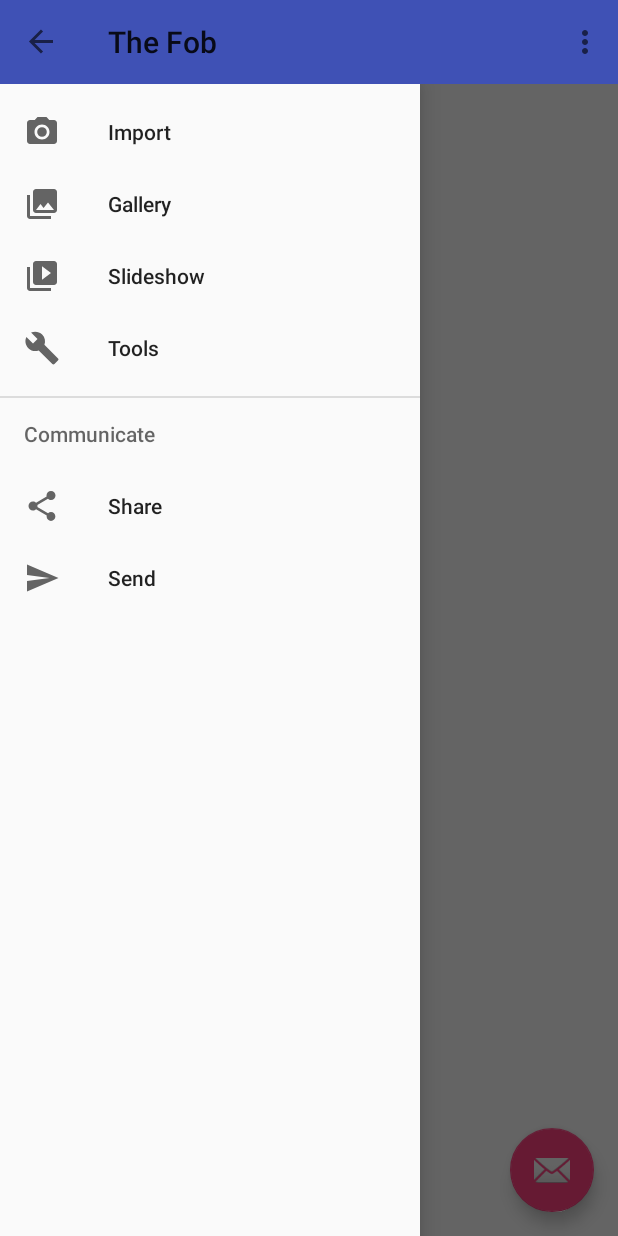
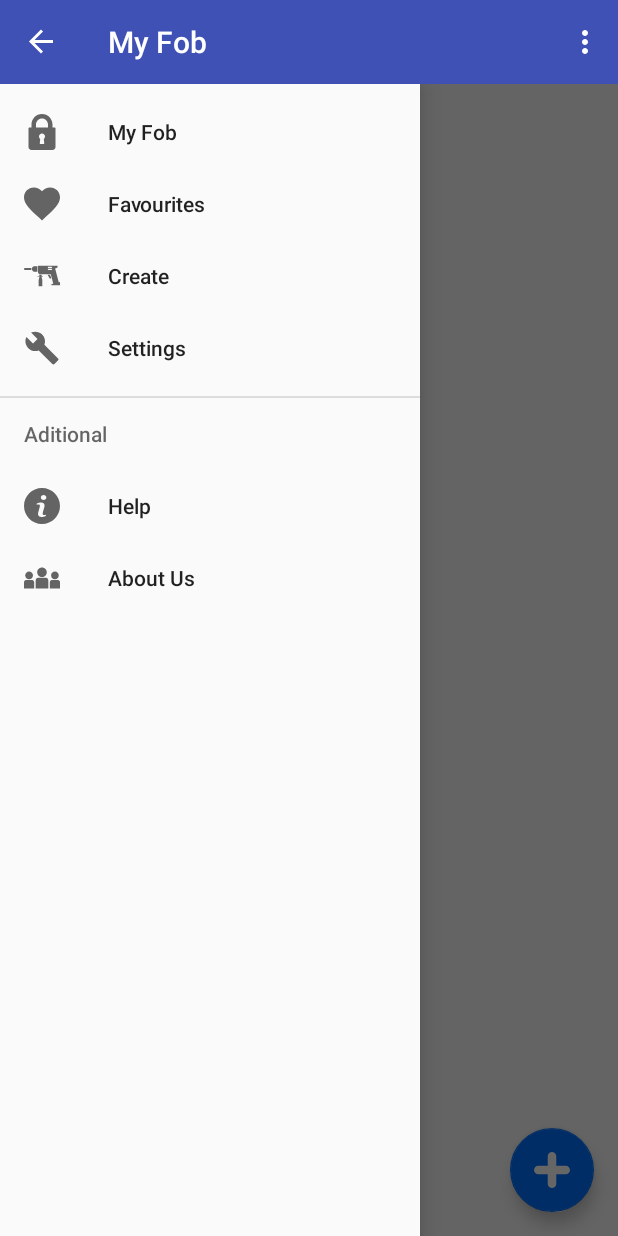
Before and after one commit to Ha5h-Code/The-Fob, an Android app: the MenuActivity screen opened directly, with no data from a screen before it, with the side drawer open, on a phone screen of 412 x 824 dp. Run offline under Robolectric (Android 15) with nearby library versions, the light colour scheme and no system bars.

Commit message:
modified the menu activity

```diff
--- a/app/src/main/AndroidManifest.xml
+++ b/app/src/main/AndroidManifest.xml
@@ -16,7 +16,8 @@
         android:theme="@style/AppTheme">
         <activity
             android:name=".contentActivities.MenuActivity"
-            android:theme="@style/AppTheme.NoActionBar" />
+            android:theme="@style/AppTheme.NoActionBar"
+            android:label="My Fob"/>
         <activity
             android:name=".login.LoginActivity"
             android:label="@string/app_name"
--- /dev/null
+++ b/app/src/main/res/drawable/ic_about_us.xml
@@ -0,0 +1,9 @@
+<vector android:height="24dp" android:viewportHeight="502.643"
+    android:viewportWidth="502.643" android:width="24dp" xmlns:android="http://schemas.android.com/apk/res/android">
+    <path android:fillColor="#333333" android:pathData="M251.256,237.591c37.166,0 67.042,-30.048 67.042,-66.977c0.043,-37.037 -29.876,-66.999 -67.042,-66.999c-36.908,0 -66.869,29.962 -66.869,66.999C184.387,207.587 214.349,237.591 251.256,237.591z"/>
+    <path android:fillColor="#333333" android:pathData="M305.032,248.506H197.653c-19.198,0 -34.923,17.602 -34.923,39.194v107.854c0,1.186 0.604,2.243 0.669,3.473h175.823c0.129,-1.229 0.626,-2.286 0.626,-3.473V287.7C339.912,266.108 324.187,248.506 305.032,248.506z"/>
+    <path android:fillColor="#333333" android:pathData="M431.588,269.559c29.832,0 53.754,-24.008 53.754,-53.668s-23.922,-53.711 -53.754,-53.711c-29.617,0 -53.582,24.051 -53.582,53.711C377.942,245.53 401.972,269.559 431.588,269.559z"/>
+    <path android:fillColor="#333333" android:pathData="M474.708,278.317h-86.046c-15.445,0 -28.064,14.107 -28.064,31.472v86.413c0,0.928 0.453,1.812 0.518,2.826h141.03c0.065,-1.014 0.496,-1.898 0.496,-2.826v-86.413C502.707,292.424 490.11,278.317 474.708,278.317z"/>
+    <path android:fillColor="#333333" android:pathData="M71.011,269.559c29.789,0 53.733,-24.008 53.733,-53.668S100.8,162.18 71.011,162.18c-29.638,0 -53.603,24.051 -53.603,53.711S41.373,269.559 71.011,269.559L71.011,269.559z"/>
+    <path android:fillColor="#333333" android:pathData="M114.109,278.317H27.977C12.576,278.317 0,292.424 0,309.789v86.413c0,0.928 0.453,1.812 0.539,2.826h141.03c0.065,-1.014 0.475,-1.898 0.475,-2.826v-86.413C142.087,292.424 129.489,278.317 114.109,278.317z"/>
+</vector>
--- /dev/null
+++ b/app/src/main/res/drawable/ic_add.xml
@@ -0,0 +1,4 @@
+<vector android:height="24dp" android:viewportHeight="42"
+    android:viewportWidth="42" android:width="24dp" xmlns:android="http://schemas.android.com/apk/res/android">
+    <path android:fillColor="#ffffff" android:pathData="M37.059,16H26V4.941C26,2.224 23.718,0 21,0s-5,2.224 -5,4.941V16H4.941C2.224,16 0,18.282 0,21s2.224,5 4.941,5H16v11.059C16,39.776 18.282,42 21,42s5,-2.224 5,-4.941V26h11.059C39.776,26 42,23.718 42,21S39.776,16 37.059,16z"/>
+</vector>
--- /dev/null
+++ b/app/src/main/res/drawable/ic_create.xml
@@ -0,0 +1,8 @@
+<vector android:height="24dp" android:viewportHeight="564.188"
+    android:viewportWidth="564.188" android:width="24dp" xmlns:android="http://schemas.android.com/apk/res/android">
+    <path android:fillColor="#333333" android:pathData="M14.306,186.469H114.75v-28.688H14.306C6.417,157.781 0,164.198 0,172.096C0,180.052 6.417,186.469 14.306,186.469z"/>
+    <path android:fillColor="#333333" android:pathData="M239.062,262.969l0,19.125l-9.562,0l-19.125,0l0,9.562l33.765,0l-14.64,53.235l0,99.765l57.375,0l0,-99.813l-13.301,-53.187l22.864,0l0,-9.562l-19.126,0l0,-19.125z"/>
+    <path android:fillColor="#333333" android:pathData="M426.984,320.344l-8.242,-31.509l-15.166,-25.866l-33.402,0l33.363,57.375z"/>
+    <path android:fillColor="#333333" android:pathData="M129.409,148.219l-5.097,4.714l0,4.848l0,28.688l0,0.678l8.243,8.884l17.748,19.125l60.072,0l0,-86.062l-60.292,0z"/>
+    <path android:fillColor="#333333" android:pathData="M487.793,164.791l38.145,-15.042v-30.217h-43.031h-19.125H248.625h-28.688v9.562v86.062v9.562v7l9.562,11.188l8.97,10.5h0.593h38.25h9.562h66.688h4.132h6.923h33.354h3.309h7.784h10.289l8.301,31.699l6.617,25.274l2.323,8.893l0.269,1.071l2.505,9.562l18.953,72.407l-28.009,6.837v16.381h133.875v-49.056l-19.737,4.819L487.793,164.791zM372.938,145.828c0,-3.959 3.213,-7.172 7.172,-7.172h52.594c3.959,0 7.172,3.213 7.172,7.172v4.781c0,3.959 -3.213,7.172 -7.172,7.172h-52.594c-3.959,0 -7.172,-3.213 -7.172,-7.172V145.828zM380.109,186.469c-3.959,0 -7.172,-3.213 -7.172,-7.172v-4.781c0,-3.959 3.213,-7.172 7.172,-7.172h52.594c3.959,0 7.172,3.213 7.172,7.172v4.781c0,3.959 -3.213,7.172 -7.172,7.172H380.109z"/>
+</vector>
--- /dev/null
+++ b/app/src/main/res/drawable/ic_favorite.xml
@@ -0,0 +1,4 @@
+<vector android:height="24dp" android:viewportHeight="510"
+    android:viewportWidth="510" android:width="24dp" xmlns:android="http://schemas.android.com/apk/res/android">
+    <path android:fillColor="#333333" android:pathData="M255,489.6l-35.7,-35.7C86.7,336.6 0,257.55 0,160.65C0,81.6 61.2,20.4 140.25,20.4c43.35,0 86.7,20.4 114.75,53.55C283.05,40.8 326.4,20.4 369.75,20.4C448.8,20.4 510,81.6 510,160.65c0,96.9 -86.7,175.95 -219.3,293.25L255,489.6z"/>
+</vector>
--- /dev/null
+++ b/app/src/main/res/drawable/ic_help.xml
@@ -0,0 +1,4 @@
+<vector android:height="24dp" android:viewportHeight="23.625"
+    android:viewportWidth="23.625" android:width="24dp" xmlns:android="http://schemas.android.com/apk/res/android">
+    <path android:fillColor="#333333" android:pathData="M11.812,0C5.289,0 0,5.289 0,11.812s5.289,11.813 11.812,11.813s11.813,-5.29 11.813,-11.813S18.335,0 11.812,0zM14.271,18.307c-0.608,0.24 -1.092,0.422 -1.455,0.548c-0.362,0.126 -0.783,0.189 -1.262,0.189c-0.736,0 -1.309,-0.18 -1.717,-0.539s-0.611,-0.814 -0.611,-1.367c0,-0.215 0.015,-0.435 0.045,-0.659c0.031,-0.224 0.08,-0.476 0.147,-0.759l0.761,-2.688c0.067,-0.258 0.125,-0.503 0.171,-0.731c0.046,-0.23 0.068,-0.441 0.068,-0.633c0,-0.342 -0.071,-0.582 -0.212,-0.717c-0.143,-0.135 -0.412,-0.201 -0.813,-0.201c-0.196,0 -0.398,0.029 -0.605,0.09c-0.205,0.063 -0.383,0.12 -0.529,0.176l0.201,-0.828c0.498,-0.203 0.975,-0.377 1.43,-0.521c0.455,-0.146 0.885,-0.218 1.29,-0.218c0.731,0 1.295,0.178 1.692,0.53c0.395,0.353 0.594,0.812 0.594,1.376c0,0.117 -0.014,0.323 -0.041,0.617c-0.027,0.295 -0.078,0.564 -0.152,0.811l-0.757,2.68c-0.062,0.215 -0.117,0.461 -0.167,0.736c-0.049,0.275 -0.073,0.485 -0.073,0.626c0,0.356 0.079,0.599 0.239,0.728c0.158,0.129 0.435,0.194 0.827,0.194c0.185,0 0.392,-0.033 0.626,-0.097c0.232,-0.064 0.4,-0.121 0.506,-0.17L14.271,18.307zM14.137,7.429c-0.353,0.328 -0.778,0.492 -1.275,0.492c-0.496,0 -0.924,-0.164 -1.28,-0.492c-0.354,-0.328 -0.533,-0.727 -0.533,-1.193c0,-0.465 0.18,-0.865 0.533,-1.196c0.356,-0.332 0.784,-0.497 1.28,-0.497c0.497,0 0.923,0.165 1.275,0.497c0.353,0.331 0.53,0.731 0.53,1.196C14.667,6.703 14.49,7.101 14.137,7.429z"/>
+</vector>
--- /dev/null
+++ b/app/src/main/res/drawable/ic_lock_icon.xml
@@ -0,0 +1,4 @@
+<vector android:height="24dp" android:viewportHeight="512"
+    android:viewportWidth="512" android:width="24dp" xmlns:android="http://schemas.android.com/apk/res/android">
+    <path android:fillColor="#333333" android:pathData="M437.333,192h-32v-42.667C405.333,66.99 338.344,0 256,0S106.667,66.99 106.667,149.333V192h-32C68.771,192 64,196.771 64,202.667v266.667C64,492.865 83.135,512 106.667,512h298.667C428.865,512 448,492.865 448,469.333V202.667C448,196.771 443.229,192 437.333,192zM287.938,414.823c0.333,3.01 -0.635,6.031 -2.656,8.292c-2.021,2.26 -4.917,3.552 -7.948,3.552h-42.667c-3.031,0 -5.927,-1.292 -7.948,-3.552c-2.021,-2.26 -2.99,-5.281 -2.656,-8.292l6.729,-60.51c-10.927,-7.948 -17.458,-20.521 -17.458,-34.313c0,-23.531 19.135,-42.667 42.667,-42.667s42.667,19.135 42.667,42.667c0,13.792 -6.531,26.365 -17.458,34.313L287.938,414.823zM341.333,192H170.667v-42.667C170.667,102.281 208.948,64 256,64s85.333,38.281 85.333,85.333V192z"/>
+</vector>
--- /dev/null
+++ b/app/src/main/res/drawable/ic_plus.xml
@@ -0,0 +1,4 @@
+<vector android:height="24dp" android:viewportHeight="438.533"
+    android:viewportWidth="438.533" android:width="24dp" xmlns:android="http://schemas.android.com/apk/res/android">
+    <path android:fillColor="#46abf2" android:pathData="M409.133,109.203c-19.608,-33.592 -46.205,-60.189 -79.798,-79.796C295.736,9.801 259.058,0 219.273,0c-39.781,0 -76.47,9.801 -110.063,29.407c-33.595,19.604 -60.192,46.201 -79.8,79.796C9.801,142.8 0,179.489 0,219.267c0,39.78 9.804,76.463 29.407,110.062c19.607,33.592 46.204,60.189 79.799,79.798c33.597,19.605 70.283,29.407 110.063,29.407s76.47,-9.802 110.065,-29.407c33.593,-19.602 60.189,-46.206 79.795,-79.798c19.603,-33.596 29.403,-70.284 29.403,-110.062C438.533,179.485 428.732,142.795 409.133,109.203zM347.179,237.539c0,4.948 -1.811,9.236 -5.428,12.847c-3.62,3.614 -7.901,5.428 -12.847,5.428h-73.091v73.084c0,4.948 -1.813,9.232 -5.428,12.854c-3.613,3.613 -7.897,5.421 -12.847,5.421h-36.543c-4.948,0 -9.231,-1.808 -12.847,-5.421c-3.617,-3.621 -5.426,-7.905 -5.426,-12.854v-73.084h-73.089c-4.948,0 -9.229,-1.813 -12.847,-5.428c-3.616,-3.61 -5.424,-7.898 -5.424,-12.847v-36.547c0,-4.948 1.809,-9.231 5.424,-12.847c3.617,-3.617 7.898,-5.426 12.847,-5.426h73.092v-73.089c0,-4.949 1.809,-9.229 5.426,-12.847c3.616,-3.616 7.898,-5.424 12.847,-5.424h36.547c4.948,0 9.233,1.809 12.847,5.424c3.614,3.617 5.428,7.898 5.428,12.847v73.089h73.084c4.948,0 9.232,1.809 12.847,5.426c3.617,3.615 5.428,7.898 5.428,12.847V237.539z"/>
+</vector>
--- /dev/null
+++ b/app/src/main/res/drawable/ic_safe.xml
@@ -0,0 +1,6 @@
+<vector android:height="24dp" android:viewportHeight="348.122"
+    android:viewportWidth="348.122" android:width="24dp" xmlns:android="http://schemas.android.com/apk/res/android">
+    <path android:fillColor="#333333" android:pathData="M348.122,0H0v348.122h348.122V0zM313.534,312.357H34.588V33.402h278.946V312.357z"/>
+    <path android:fillColor="#333333" android:pathData="M301.236,45.7H46.886v254.348h254.351V45.7zM222.958,240.517c-35.795,0 -64.912,-29.111 -64.912,-64.909c0,-35.786 29.117,-64.906 64.912,-64.906c35.783,0 64.906,29.114 64.906,64.906C287.858,211.405 258.741,240.517 222.958,240.517z"/>
+    <path android:fillColor="#333333" android:pathData="M222.958,116.851c-32.401,0 -58.763,26.358 -58.763,58.757c0,32.399 26.361,58.76 58.763,58.76c32.396,0 58.757,-26.36 58.757,-58.76C281.715,143.208 255.354,116.851 222.958,116.851zM222.946,219.848c-24.428,0 -44.231,-19.81 -44.231,-44.24c0,-24.428 19.804,-44.234 44.231,-44.234c13.433,0 25.437,6.008 33.543,15.453c-0.444,0.136 -0.901,0.22 -1.346,0.399l-31.921,13.108c-7.849,3.222 -11.602,12.205 -8.377,20.062c2.444,5.944 8.173,9.535 14.226,9.535c1.939,0 3.915,-0.378 5.83,-1.159l31.916,-13.108c0.132,-0.051 0.229,-0.135 0.354,-0.192c0,0.045 0.006,0.093 0.006,0.135C267.184,200.038 247.386,219.848 222.946,219.848z"/>
+</vector>
--- a/app/src/main/res/layout/app_bar_main.xml
+++ b/app/src/main/res/layout/app_bar_main.xml
@@ -14,11 +14,13 @@
         android:id="@+id/fab"
         android:layout_width="wrap_content"
         android:layout_height="wrap_content"
+        android:layout_alignParentBottom="true"
+        android:layout_alignParentEnd="true"
+        android:layout_alignParentRight="true"
         android:layout_gravity="bottom|end"
-        app:srcCompat="@android:drawable/ic_dialog_email"
-        android:layout_alignParentBottom="true"
         android:layout_margin="@dimen/activity_horizontal_margin"
-        android:layout_alignParentRight="true"
-        android:layout_alignParentEnd="true"/>
+        app:backgroundTint="@color/ic_launcher_background"
+        app:srcCompat="@drawable/ic_add"
+        tools:srcCompat="@drawable/ic_plus" />
 
 </RelativeLayout>
--- a/app/src/main/res/menu/activity_main_drawer.xml
+++ b/app/src/main/res/menu/activity_main_drawer.xml
@@ -6,32 +6,32 @@
     <group android:checkableBehavior="single">
         <item
             android:id="@+id/nav_camera"
-            android:icon="@drawable/ic_menu_camera"
-            android:title="Import" />
+            android:icon="@drawable/ic_lock_icon"
+            android:title="@string/my_fob" />
         <item
             android:id="@+id/nav_gallery"
-            android:icon="@drawable/ic_menu_gallery"
-            android:title="Gallery" />
+            android:icon="@drawable/ic_favorite"
+            android:title="@string/favourites" />
         <item
             android:id="@+id/nav_slideshow"
-            android:icon="@drawable/ic_menu_slideshow"
-            android:title="Slideshow" />
+            android:icon="@drawable/ic_create"
+            android:title="@string/create" />
         <item
             android:id="@+id/nav_manage"
             android:icon="@drawable/ic_menu_manage"
-            android:title="Tools" />
+            android:title="@string/settings" />
     </group>
 
-    <item android:title="Communicate">
+    <item android:title="@string/aditional_content">
         <menu>
             <item
                 android:id="@+id/nav_share"
-                android:icon="@drawable/ic_menu_share"
-                android:title="Share" />
+                android:icon="@drawable/ic_help"
+                android:title="@string/help" />
             <item
                 android:id="@+id/nav_send"
-                android:icon="@drawable/ic_menu_send"
-                android:title="Send" />
+                android:icon="@drawable/ic_about_us"
+                android:title="@string/about_us" />
         </menu>
     </item>
 
--- a/app/src/main/res/values/colors.xml
+++ b/app/src/main/res/values/colors.xml
@@ -5,4 +5,5 @@
     <color name="colorAccent">#FF4081</color>
     <color name="correct">#4CAF50</color>
     <color name="incorrect">@android:color/holo_red_light</color>
+    <color name="white">#FFF</color>
 </resources>
--- a/app/src/main/res/values/ic_launcher_background.xml
+++ b/app/src/main/res/values/ic_launcher_background.xml
@@ -1,4 +1,4 @@
 <?xml version="1.0" encoding="utf-8"?>
 <resources>
-    <color name="ic_launcher_background">#0071FF</color>
+    <color name="ic_launcher_background">#0071ff</color>
 </resources>
--- a/app/src/main/res/values/strings.xml
+++ b/app/src/main/res/values/strings.xml
@@ -20,6 +20,7 @@
     <string name="permission_rationale">"Contacts permissions are needed for providing email
         completions."
     </string>
+    <string name="aditional_content">Aditional</string>
 
     <string-array name="languages">
         <item>English</item>
--- /dev/null
+++ b/app/src/main/res/values/strings_content_en.xml
@@ -0,0 +1,10 @@
+<?xml version="1.0" encoding="utf-8"?>
+<resources>
+
+    <string name="my_fob">My Fob</string>
+    <string name="settings">Settings</string>
+    <string name="favourites">Favourites</string>
+    <string name="help">Help</string>
+    <string name="about_us">About Us</string>
+    <string name="create">Create</string>
+</resources>
--- a/app/src/main/res/values/styles.xml
+++ b/app/src/main/res/values/styles.xml
@@ -18,6 +18,8 @@
         <item name="colorPrimaryDark">@color/colorPrimaryDark</item>
         <item name="colorAccent">@color/colorAccent</item>
         <item name="android:actionBarStyle">@style/customActionBar</item>
+        <item name="android:textColorPrimary">@color/white</item>
+        <item name="android:textColorSecondary">@color/white</item>
     </style>
 
     <style name="customActionBar" parent="@android:style/Widget.Holo.Light.ActionBar">
```
